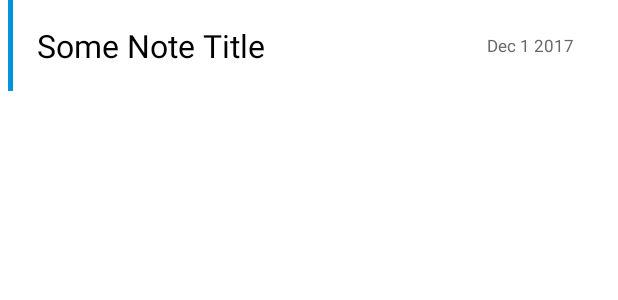
After one commit to ibrahimali30/Ibtikar-task, an Android app: the layout layout_note_list_item.xml on its own in the app's theme, with its tools: preview values and no code run, on a phone screen of 412 x 824 dp. The commit adds this screen. Shown: the top 300 px of the screen. Run offline under Robolectric (Android 15) with nearby library versions, the phone set to English and light mode, and no system bars.

Commit message:
Home notes list main implementations

```diff
--- a/app/src/main/java/com/ibrahim/ibtikar_task/base/AppDatabase.kt
+++ b/app/src/main/java/com/ibrahim/ibtikar_task/base/AppDatabase.kt
@@ -1,11 +1,11 @@
 package com.ibrahim.ibtikar_task.base
 
 import androidx.room.*
-import com.ibrahim.ibtikar_task.recipes.data.model.NoteItem
-import com.ibrahim.ibtikar_task.recipes.data.source.local.NotestDao
+import com.ibrahim.ibtikar_task.notes.data.model.Note
+import com.ibrahim.ibtikar_task.notes.data.source.local.NotestDao
 
 @Database(
-    entities = [NoteItem::class],
+    entities = [Note::class],
     version = 1 , exportSchema = false
 )
 abstract class AppDatabase : RoomDatabase() {
--- a/app/src/main/res/layout/activity_main.xml
+++ b/app/src/main/res/layout/activity_main.xml
@@ -10,7 +10,7 @@
 
 
     <androidx.recyclerview.widget.RecyclerView
-        android:id="@+id/swipe_refresh"
+        android:id="@+id/recycler_view"
         android:layout_width="match_parent"
         android:layout_height="0dp"
         app:layout_constraintBottom_toBottomOf="parent"
--- /dev/null
+++ b/app/src/main/res/layout/layout_note_list_item.xml
@@ -0,0 +1,51 @@
+<?xml version="1.0" encoding="utf-8"?>
+<LinearLayout
+    xmlns:android="http://schemas.android.com/apk/res/android"
+    android:layout_width="match_parent"
+    android:layout_height="wrap_content"
+    android:orientation="horizontal"
+    android:weightSum="100"
+    android:gravity="center_vertical"
+    android:layout_marginEnd="@dimen/recyclerview_start_end_margins"
+    android:layout_marginStart="@dimen/recyclerview_start_end_margins"
+    android:background="@color/colorPrimary">
+
+    <View
+        android:layout_width="0dp"
+        android:layout_height="match_parent"
+        android:layout_weight="1"
+        android:background="@color/colorAccent"/>
+
+    <TextView
+        android:layout_width="0dp"
+        android:layout_height="wrap_content"
+        android:id="@+id/note_title"
+        android:textSize="@dimen/title_list_item_text_size"
+        android:layout_weight="77"
+        android:text="Some Note Title"
+        android:textColor="#000"
+        android:lines="1"
+        android:layout_marginTop="@dimen/default_view_margin"
+        android:layout_marginBottom="@dimen/default_view_margin"
+        android:layout_marginStart="@dimen/default_view_margin"
+        android:maxLines="1"
+        android:ellipsize="end"/>
+
+
+
+    <TextView
+        android:layout_width="0dp"
+        android:layout_height="wrap_content"
+        android:id="@+id/note_timestamp"
+        android:textSize="@dimen/date_list_item_text_size"
+        android:layout_weight="20"
+        android:text="Dec 1 2017"
+        android:layout_marginTop="@dimen/default_view_margin"
+        android:layout_marginBottom="@dimen/default_view_margin"
+        android:layout_marginEnd="@dimen/default_view_margin"
+        android:gravity="end"
+        android:textColor="@color/default_grey"/>
+
+
+
+</LinearLayout>
--- a/app/src/main/res/values/colors.xml
+++ b/app/src/main/res/values/colors.xml
@@ -8,4 +8,21 @@
     <color name="black">#FF000000</color>
     <color name="white">#FFFFFFFF</color>
     <color name="tealLight">#9FDAF7</color>
+
+    <!-- other -->
+    <color name="red">#e22b2b</color>
+    <color name="red2">#fc8b8d</color>
+    <color name="grey1">#f2f2f2</color>
+    <color name="grey2">#c4c4c4</color>
+    <color name="grey3">#a8a8a8</color>
+    <color name="grey4">#7d7d7d</color>
+    <color name="grey5">#5c5c5c</color>
+
+    <color name="default_grey">#686868</color>
+    <color name="default_background_color">#EEEEEE</color>
+
+    <!-- Main theme colors -->
+    <color name="colorPrimary">#fff</color>
+    <color name="colorPrimaryDark">#7d7d7d</color>
+    <color name="colorAccent">#0094DE</color>
 </resources>
```
Also changed, not shown: app/src/main/java/com/ibrahim/ibtikar_task/MainActivity.kt (+46 -0 lines), app/src/main/java/com/ibrahim/ibtikar_task/NoteItemTouchHelperCallback.kt (added, +46 -0 lines), app/src/main/java/com/ibrahim/ibtikar_task/recipes/data/model/NoteItem.kt (deleted, +0 -11 lines), app/src/main/java/com/ibrahim/ibtikar_task/recipes/data/repository/NotesRepositoryImpl.kt (deleted, +0 -22 lines), app/src/main/java/com/ibrahim/ibtikar_task/recipes/data/source/local/NotesLocalDataSource.kt (deleted, +0 -26 lines), app/src/main/java/com/ibrahim/ibtikar_task/recipes/data/source/local/NotestDao.kt (deleted, +0 -25 lines), app/src/main/java/com/ibrahim/ibtikar_task/recipes/domain/interactor/GetNotesUseCase.kt (deleted, +0 -20 lines), app/src/main/java/com/ibrahim/ibtikar_task/recipes/domain/repsitory/NotesRepository.kt (deleted, +0 -12 lines), app/src/main/java/com/ibrahim/ibtikar_task/recipes/presentation/di/DataBaseModule.kt (deleted, +0 -24 lines), app/src/main/java/com/ibrahim/ibtikar_task/recipes/presentation/di/NotesModule.kt (deleted, +0 -24 lines), app/src/main/java/com/ibrahim/ibtikar_task/recipes/presentation/viewmodel/NotesViewModel.kt (deleted, +0 -79 lines), app/src/main/res/values/dimen.xml (added, +27 -0 lines).
